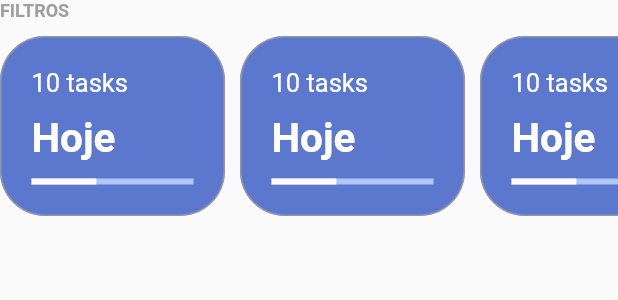
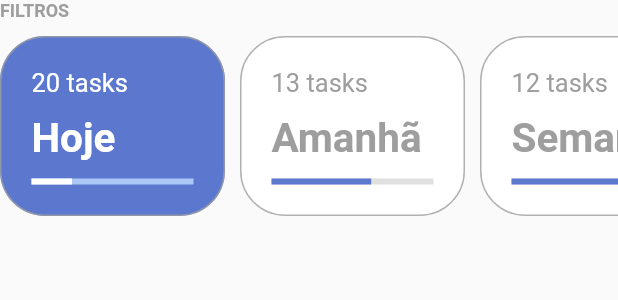
Before and after one commit to LucasFerreiraJs/todo_list_provider, a Flutter app: the HomeFilters widget shown alone on an empty page, opened directly, on a phone screen of 412 x 824 dp. Shown: the top 300 px of the screen. Run offline on Flutter 3.47's test engine with Material 2 defaults, Android fonts, the phone set to English and light mode, and no system bars; our stand-ins replace date_picker_timeline, firebase_auth, firebase_core, flutter_signin_button, google_sign_in, sqflite and 2 more; missing offline and left inert: flutter_overlay_loader, validatorless; accounts and stored records are empty; network calls fail.

Commit message:
feat(homeController): init days filters

```diff
--- /dev/null
+++ b/lib/app/models/task_filter_enum.dart
@@ -0,0 +1,5 @@
+enum TaskFilterEnum {
+  today,
+  tomorrow,
+  week,
+}
--- /dev/null
+++ b/lib/app/models/total_tasks_modal.dart
@@ -0,0 +1,9 @@
+class TotalTasksModel {
+  final int totalTasks;
+  final int totalTasksFinish;
+
+  TotalTasksModel({
+    required this.totalTasks,
+    required this.totalTasksFinish,
+  });
+}
--- /dev/null
+++ b/lib/app/modules/home/home_controller.dart
@@ -0,0 +1,6 @@
+import 'package:todo_list_provider/app/core/ui/notifier/default_change_notifier.dart';
+import 'package:todo_list_provider/app/models/task_filter_enum.dart';
+
+class HomeController extends DefaultChangeNotifier {
+  TaskFilterEnum filterSelected = TaskFilterEnum.today;
+}
--- a/lib/app/modules/home/home_module.dart
+++ b/lib/app/modules/home/home_module.dart
@@ -1,10 +1,14 @@
+import 'package:provider/provider.dart';
 import 'package:todo_list_provider/app/core/modules/todo_list_module.dart';
+import 'package:todo_list_provider/app/modules/home/home_controller.dart';
 import 'package:todo_list_provider/app/modules/home/home_page.dart';
 
 class HomeModule extends TodoListModule {
   HomeModule()
       : super(
-          // bindings: [],
+          bindings: [
+            ChangeNotifierProvider(create: (context) => HomeController()),
+          ],
           routers: {
             '/home': (context) => HomePage(),
           },
--- a/lib/app/modules/home/widget/home_filters.dart
+++ b/lib/app/modules/home/widget/home_filters.dart
@@ -1,15 +1,12 @@
 import 'package:flutter/material.dart';
+import 'package:provider/provider.dart';
 import 'package:todo_list_provider/app/core/ui/theme_extensions.dart';
+import 'package:todo_list_provider/app/models/task_filter_enum.dart';
+import 'package:todo_list_provider/app/models/total_tasks_modal.dart';
+import 'package:todo_list_provider/app/modules/home/home_controller.dart';
 import 'package:todo_list_provider/app/modules/home/widget/todo_card_filter.dart';
 
-class HomeFilters extends StatefulWidget {
-  const HomeFilters({super.key});
-
-  @override
-  State<HomeFilters> createState() => _HomeFiltersState();
-}
-
-class _HomeFiltersState extends State<HomeFilters> {
+class HomeFilters extends StatelessWidget {
   @override
   Widget build(BuildContext context) {
     return Column(
@@ -21,9 +18,24 @@ class _HomeFiltersState extends State<HomeFilters> {
           scrollDirection: Axis.horizontal,
           child: Row(
             children: [
-              TodoCardFilter(),
-              TodoCardFilter(),
-              TodoCardFilter(),
+              TodoCardFilter(
+                label: 'Hoje',
+                taskFilter: TaskFilterEnum.today,
+                totalTasksModel: TotalTasksModel(totalTasks: 20, totalTasksFinish: 5),
+                selected: context.select<HomeController, TaskFilterEnum>((value) => value.filterSelected) == TaskFilterEnum.today,
+              ),
+              TodoCardFilter(
+                label: 'Amanhã',
+                taskFilter: TaskFilterEnum.tomorrow,
+                totalTasksModel: TotalTasksModel(totalTasks: 13, totalTasksFinish: 8),
+                selected: context.select<HomeController, TaskFilterEnum>((value) => value.filterSelected) == TaskFilterEnum.tomorrow,
+              ),
+              TodoCardFilter(
+                label: 'Semana',
+                taskFilter: TaskFilterEnum.week,
+                totalTasksModel: TotalTasksModel(totalTasks: 12, totalTasksFinish: 9),
+                selected: context.select<HomeController, TaskFilterEnum>((value) => value.filterSelected) == TaskFilterEnum.week,
+              ),
             ],
           ),
         ),
--- a/lib/app/modules/home/widget/todo_card_filter.dart
+++ b/lib/app/modules/home/widget/todo_card_filter.dart
@@ -1,8 +1,33 @@
 import 'package:flutter/material.dart';
 import 'package:todo_list_provider/app/core/ui/theme_extensions.dart';
+import 'package:todo_list_provider/app/models/task_filter_enum.dart';
+import 'package:todo_list_provider/app/models/total_tasks_modal.dart';
 
 class TodoCardFilter extends StatelessWidget {
-  const TodoCardFilter({super.key});
+  final String label;
+  final TaskFilterEnum taskFilter;
+  final TotalTasksModel? totalTasksModel;
+  final bool selected;
+
+  const TodoCardFilter({
+    super.key,
+    required this.label,
+    required this.taskFilter,
+    required this.selected,
+    this.totalTasksModel,
+  });
+
+  double _getPercentFinish() {
+    final total = totalTasksModel?.totalTasks ?? 0.0;
+    final totalFinish = totalTasksModel?.totalTasksFinish ?? 0.1;
+
+    if (total == 0) {
+      return 0;
+    }
+
+    final percent = (totalFinish * 100) / total;
+    return percent / 100;
+  }
 
   @override
   Widget build(BuildContext context) {
@@ -14,7 +39,7 @@ class TodoCardFilter extends StatelessWidget {
         margin: EdgeInsets.only(right: 10),
         padding: EdgeInsets.all(20),
         decoration: BoxDecoration(
-          color: context.primaryColor,
+          color: selected ? context.primaryColor : Colors.white,
           border: Border.all(
             width: 1,
             color: Colors.grey.withOpacity(.8),
@@ -26,27 +51,36 @@ class TodoCardFilter extends StatelessWidget {
           mainAxisAlignment: MainAxisAlignment.spaceBetween,
           children: [
             Text(
-              '10 tasks',
+              '${totalTasksModel?.totalTasks ?? 0} tasks',
               style: context.titleStyle.copyWith(
                 // fontSize: 17,
                 fontSize: 17,
                 fontWeight: FontWeight.normal,
-                color: Colors.white,
+                color: selected ? Colors.white : Colors.grey,
               ),
             ),
             Text(
-              'Hoje',
+              label,
               style: TextStyle(
                 // fontSize: 20,
                 fontSize: 27,
                 fontWeight: FontWeight.bold,
-                color: Colors.white,
+                color: selected ? Colors.white : Colors.grey,
               ),
             ),
-            LinearProgressIndicator(
-              backgroundColor: context.primaryColorLight,
-              valueColor: AlwaysStoppedAnimation<Color>(Colors.white),
-              value: 0.4,
+            TweenAnimationBuilder(
+              tween: Tween(
+                begin: 0.0,
+                end: _getPercentFinish(),
+              ),
+              duration: Duration(seconds: 1),
+              builder: (context, value, child) {
+                return LinearProgressIndicator(
+                  backgroundColor: selected ? context.primaryColorLight : Colors.grey.shade300,
+                  valueColor: AlwaysStoppedAnimation<Color>(selected ? Colors.white : context.primaryColor),
+                  value: value,
+                );
+              },
             ),
           ],
         ));
```
